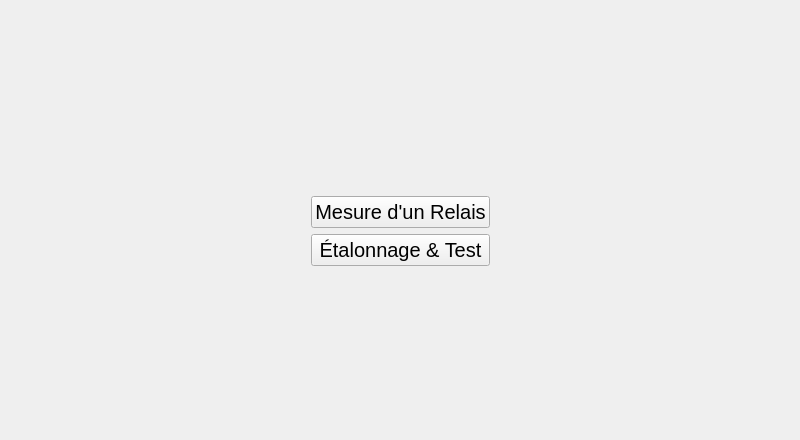
Before: the Qt Designer form src/UI/screens/homescreen.ui in Kemsa/RelayTesterRaspberry, drawn with Qt 5.
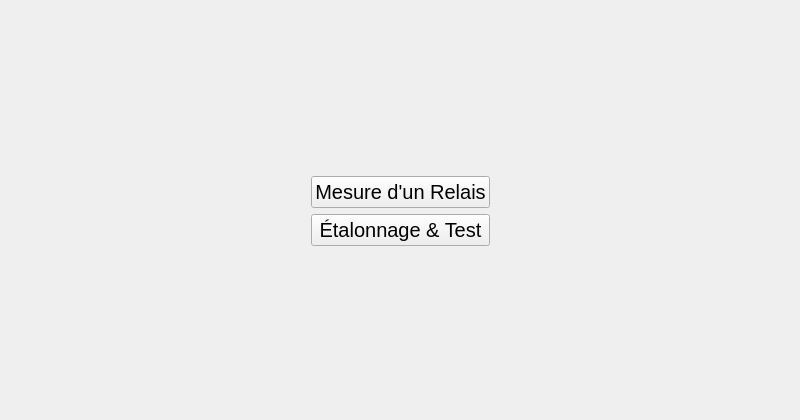
After: the same form once the commit is applied.

```diff
--- a/src/UI/screens/homescreen.ui
+++ b/src/UI/screens/homescreen.ui
@@ -7,7 +7,7 @@
     <x>0</x>
     <y>0</y>
     <width>800</width>
-    <height>440</height>
+    <height>420</height>
    </rect>
   </property>
   <property name="sizePolicy">
@@ -30,7 +30,7 @@
      <x>0</x>
      <y>0</y>
      <width>801</width>
-     <height>461</height>
+     <height>421</height>
     </rect>
    </property>
    <layout class="QHBoxLayout" name="horizontalLayout">
@@ -72,6 +72,7 @@
         </property>
         <property name="font">
          <font>
+          <family>Arial</family>
           <pointsize>15</pointsize>
          </font>
         </property>
@@ -84,6 +85,7 @@
        <widget class="QPushButton" name="calibrationPB">
         <property name="font">
          <font>
+          <family>Arial</family>
           <pointsize>15</pointsize>
          </font>
         </property>
```
Left out of the diff: 2 changed lines with no effect on the pictures.
